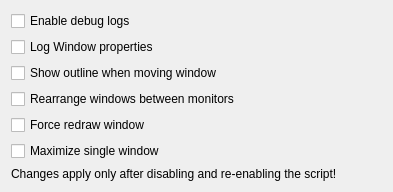
This is contents/ui/config.ui in ragusa87/kde-tiling-on-drag as Qt 5 draws it before an edit. The edited form follows.
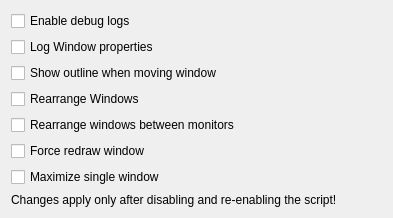
This is the edited form.

Commit message: Add rearrangeWindows setting

```diff
--- a/contents/ui/config.ui
+++ b/contents/ui/config.ui
@@ -45,27 +45,34 @@
     </widget>
    </item>
    <item row="3" column="0">
+    <widget class="QCheckBox" name="kcfg_rearrangeWindows">
+     <property name="text">
+      <string>Rearrange Windows</string>
+     </property>
+    </widget>
+   </item>
+   <item row="4" column="0">
     <widget class="QCheckBox" name="kcfg_rearrangeBetweenMonitors">
      <property name="text">
       <string>Rearrange windows between monitors</string>
      </property>
     </widget>
    </item>
-   <item row="4" column="0">
+   <item row="5" column="0">
     <widget class="QCheckBox" name="kcfg_forceRedraw">
      <property name="text">
       <string>Force redraw window</string>
      </property>
     </widget>
    </item>
-   <item row="5" column="0">
+   <item row="6" column="0">
     <widget class="QCheckBox" name="kcfg_maximizeSingleWindow">
      <property name="text">
       <string>Maximize single window</string>
      </property>
     </widget>
    </item>
-   <item row="6" column="0">
+   <item row="7" column="0">
     <widget class="QLabel" name="label" >
      <property name="text">
       <string>Changes apply only after disabling and re-enabling the script!</string>
```
The commit also changes 4 other files.
